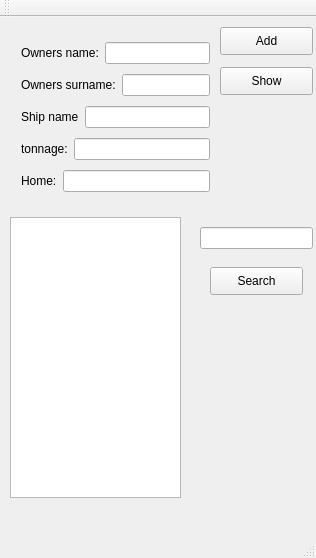
This is mainwindow.ui in pavllan90/Ships as Qt 5 draws it before an edit. The edited form follows.
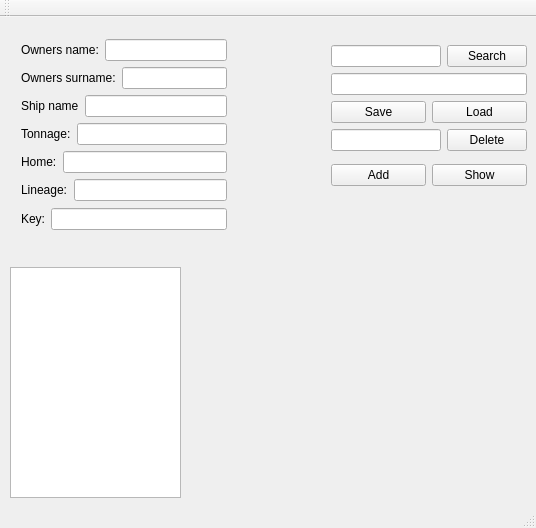
This is the edited form.

```diff
--- a/mainwindow.ui
+++ b/mainwindow.ui
@@ -6,8 +6,8 @@
    <rect>
     <x>0</x>
     <y>0</y>
-    <width>316</width>
-    <height>558</height>
+    <width>536</width>
+    <height>528</height>
    </rect>
   </property>
   <property name="windowTitle">
@@ -18,47 +18,25 @@
     <property name="geometry">
      <rect>
       <x>10</x>
-      <y>200</y>
+      <y>250</y>
       <width>171</width>
-      <height>281</height>
+      <height>231</height>
      </rect>
     </property>
    </widget>
-   <widget class="QPushButton" name="pushButton">
-    <property name="geometry">
-     <rect>
-      <x>220</x>
-      <y>10</y>
-      <width>93</width>
-      <height>28</height>
-     </rect>
-    </property>
-    <property name="text">
-     <string>Add</string>
-    </property>
-   </widget>
-   <widget class="QPushButton" name="pushButton_2">
-    <property name="geometry">
-     <rect>
-      <x>220</x>
-      <y>50</y>
-      <width>93</width>
-      <height>28</height>
-     </rect>
-    </property>
-    <property name="text">
-     <string>Show</string>
-    </property>
-   </widget>
-   <widget class="QWidget" name="layoutWidget">
+   <widget class="QWidget" name="">
     <property name="geometry">
      <rect>
       <x>10</x>
       <y>10</y>
-      <width>211</width>
-      <height>181</height>
+      <width>228</width>
+      <height>216</height>
      </rect>
     </property>
+    <layout class="QVBoxLayout" name="verticalLayout_6">
+     <item>
+      <layout class="QVBoxLayout" name="verticalLayout_5">
+       <item>
     <layout class="QVBoxLayout" name="verticalLayout">
      <item>
       <layout class="QHBoxLayout" name="horizontalLayout_6">
@@ -107,7 +85,7 @@
        <item>
         <widget class="QLabel" name="label_4">
          <property name="text">
-          <string>tonnage:</string>
+              <string>Tonnage:</string>
          </property>
         </widget>
        </item>
@@ -131,30 +109,146 @@
       </layout>
      </item>
     </layout>
-   </widget>
+       </item>
+       <item>
+        <layout class="QHBoxLayout" name="horizontalLayout_9">
+         <item>
+          <widget class="QLabel" name="label_7">
+           <property name="text">
+            <string>Lineage:</string>
+           </property>
+          </widget>
+         </item>
+         <item>
+          <widget class="QLineEdit" name="lineEdit_10"/>
+         </item>
+        </layout>
+       </item>
+      </layout>
+     </item>
+     <item>
+      <layout class="QHBoxLayout" name="horizontalLayout_10">
+       <item>
+        <widget class="QLabel" name="label_5">
+         <property name="text">
+          <string>Key:</string>
+         </property>
+        </widget>
+       </item>
+       <item>
+        <widget class="QLineEdit" name="lineEdit_7"/>
+       </item>
+      </layout>
+     </item>
+    </layout>
+   </widget>
+   <widget class="QWidget" name="">
+    <property name="geometry">
+     <rect>
+      <x>320</x>
+      <y>10</y>
+      <width>218</width>
+      <height>178</height>
+     </rect>
+    </property>
+    <layout class="QVBoxLayout" name="verticalLayout_7">
+     <item>
+      <layout class="QVBoxLayout" name="verticalLayout_4">
+       <item>
+        <layout class="QVBoxLayout" name="verticalLayout_3">
+         <item>
+          <layout class="QHBoxLayout" name="horizontalLayout_7">
+           <item>
+            <widget class="QLineEdit" name="lineEdit_5"/>
+           </item>
+           <item>
    <widget class="QPushButton" name="pushButton_3">
-    <property name="geometry">
-     <rect>
-      <x>210</x>
-      <y>250</y>
-      <width>93</width>
-      <height>28</height>
-     </rect>
-    </property>
     <property name="text">
      <string>Search</string>
     </property>
    </widget>
-   <widget class="QLineEdit" name="lineEdit_5">
-    <property name="geometry">
-     <rect>
-      <x>200</x>
-      <y>210</y>
-      <width>113</width>
-      <height>22</height>
-     </rect>
-    </property>
-   </widget>
+           </item>
+          </layout>
+         </item>
+         <item>
+          <layout class="QVBoxLayout" name="verticalLayout_2">
+           <item>
+            <widget class="QLineEdit" name="lineEdit_8"/>
+           </item>
+           <item>
+            <layout class="QHBoxLayout" name="horizontalLayout_2">
+             <item>
+              <widget class="QPushButton" name="pushButton_4">
+               <property name="text">
+                <string>Save</string>
+               </property>
+              </widget>
+             </item>
+             <item>
+              <widget class="QPushButton" name="pushButton_5">
+               <property name="text">
+                <string>Load</string>
+               </property>
+              </widget>
+             </item>
+            </layout>
+           </item>
+          </layout>
+         </item>
+        </layout>
+       </item>
+       <item>
+        <layout class="QHBoxLayout" name="horizontalLayout_8">
+         <item>
+          <widget class="QLineEdit" name="lineEdit_9"/>
+         </item>
+         <item>
+          <widget class="QPushButton" name="pushButton_6">
+           <property name="text">
+            <string>Delete</string>
+           </property>
+          </widget>
+         </item>
+        </layout>
+       </item>
+      </layout>
+     </item>
+     <item>
+      <layout class="QHBoxLayout" name="horizontalLayout_11">
+       <item>
+        <widget class="QPushButton" name="pushButton">
+         <property name="text">
+          <string>Add</string>
+         </property>
+        </widget>
+       </item>
+       <item>
+        <widget class="QPushButton" name="pushButton_2">
+         <property name="text">
+          <string>Show</string>
+         </property>
+        </widget>
+       </item>
+      </layout>
+     </item>
+    </layout>
+   </widget>
+   <zorder>textEdit</zorder>
+   <zorder>pushButton</zorder>
+   <zorder>pushButton_2</zorder>
+   <zorder>layoutWidget</zorder>
+   <zorder>pushButton_3</zorder>
+   <zorder>lineEdit_5</zorder>
+   <zorder>lineEdit_7</zorder>
+   <zorder>label_5</zorder>
+   <zorder>lineEdit_8</zorder>
+   <zorder>pushButton_4</zorder>
+   <zorder>pushButton_5</zorder>
+   <zorder>pushButton_6</zorder>
+   <zorder>lineEdit_9</zorder>
+   <zorder>lineEdit_10</zorder>
+   <zorder>label_7</zorder>
+   <zorder></zorder>
   </widget>
   <widget class="QMenuBar" name="menuBar">
    <property name="geometry">
```
Left out of the diff: 2 changed lines with no effect on the pictures. Lines whose indentation alone changed are shown as unchanged.
